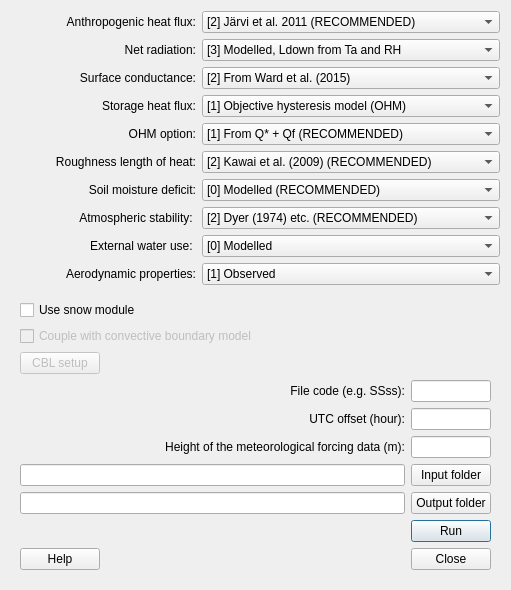
First picture: the form in SUEWS/suews_dialog_base.ui, repository UMEP-dev/UMEP, before the edit.
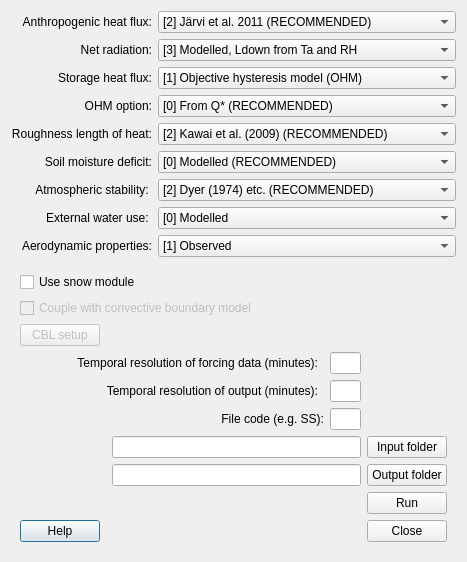
Second picture: the form after the edit.

Commit message: Version 0.2.11: Major changes to SUEWS-related plugins to prepare for new model version. Bug fixing

What changed in the file:
```diff
--- a/SUEWS/suews_dialog_base.ui
+++ b/SUEWS/suews_dialog_base.ui
@@ -6,8 +6,8 @@
    <rect>
     <x>0</x>
     <y>0</y>
-    <width>466</width>
-    <height>573</height>
+    <width>464</width>
+    <height>553</height>
    </rect>
   </property>
   <property name="windowTitle">
@@ -42,19 +42,6 @@
        </property>
       </widget>
      </item>
-     <item>
-      <widget class="QLabel" name="label_27">
-       <property name="text">
-        <string>Surface conductance:</string>
-       </property>
-       <property name="alignment">
-        <set>Qt::AlignRight|Qt::AlignTrailing|Qt::AlignVCenter</set>
-       </property>
-       <property name="buddy">
-        <cstring></cstring>
-       </property>
-      </widget>
-     </item>
      <item>
       <widget class="QLabel" name="label_28">
        <property name="text">
@@ -199,23 +186,6 @@
        </item>
       </widget>
      </item>
-     <item>
-      <widget class="QComboBox" name="comboBoxGs">
-       <property name="currentIndex">
-        <number>1</number>
-       </property>
-       <item>
-        <property name="text">
-         <string>[1] From Järvi et al. (2011)</string>
-        </property>
-       </item>
-       <item>
-        <property name="text">
-         <string>[2] From Ward et al. (2015)</string>
-        </property>
-       </item>
-      </widget>
-     </item>
      <item>
       <widget class="QComboBox" name="comboBoxQs">
        <property name="currentIndex">
@@ -246,16 +216,16 @@
      <item>
       <widget class="QComboBox" name="comboBoxOHM">
        <property name="currentIndex">
-        <number>1</number>
+        <number>0</number>
        </property>
        <item>
         <property name="text">
-         <string>[0] From Q*</string>
+         <string>[0] From Q* (RECOMMENDED)</string>
         </property>
        </item>
        <item>
         <property name="text">
-         <string>[1] From Q* + Qf (RECOMMENDED)</string>
+         <string>[1] From Q* + Qf</string>
         </property>
        </item>
       </widget>
@@ -381,7 +351,30 @@
       <enum>QFrame::Raised</enum>
      </property>
      <layout class="QGridLayout" name="gridLayout">
-      <item row="3" column="4">
+      <item row="4" column="4">
+       <widget class="QLineEdit" name="OutputRes">
+        <property name="maxLength">
+         <number>8</number>
+        </property>
+        <property name="alignment">
+         <set>Qt::AlignCenter</set>
+        </property>
+       </widget>
+      </item>
+      <item row="10" column="2">
+       <spacer name="horizontalSpacer">
+        <property name="orientation">
+         <enum>Qt::Horizontal</enum>
+        </property>
+        <property name="sizeHint" stdset="0">
+         <size>
+          <width>40</width>
+          <height>20</height>
+         </size>
+        </property>
+       </spacer>
+      </item>
+      <item row="7" column="4">
        <widget class="QLineEdit" name="FileCode">
         <property name="maxLength">
          <number>8</number>
@@ -391,10 +384,10 @@
         </property>
        </widget>
       </item>
-      <item row="3" column="1" colspan="3">
+      <item row="7" column="1" colspan="3">
        <widget class="QLabel" name="label_35">
         <property name="text">
-         <string>File code (e.g. SSss):</string>
+         <string>File code (e.g. SS):</string>
         </property>
         <property name="alignment">
          <set>Qt::AlignRight|Qt::AlignTrailing|Qt::AlignVCenter</set>
@@ -404,46 +397,13 @@
         </property>
        </widget>
       </item>
-      <item row="8" column="4">
-       <widget class="QPushButton" name="runButton">
-        <property name="enabled">
-         <bool>true</bool>
-        </property>
-        <property name="text">
-         <string>Run</string>
-        </property>
-       </widget>
-      </item>
-      <item row="9" column="0">
+      <item row="11" column="0">
        <widget class="QPushButton" name="helpButton">
         <property name="text">
          <string>Help</string>
         </property>
        </widget>
       </item>
-      <item row="5" column="0" colspan="4">
-       <widget class="QLabel" name="label_36">
-        <property name="text">
-         <string>Height of the meteorological forcing data (m):</string>
-        </property>
-        <property name="alignment">
-         <set>Qt::AlignRight|Qt::AlignTrailing|Qt::AlignVCenter</set>
-        </property>
-        <property name="buddy">
-         <cstring></cstring>
-        </property>
-       </widget>
-      </item>
-      <item row="5" column="4">
-       <widget class="QLineEdit" name="Height">
-        <property name="maxLength">
-         <number>8</number>
-        </property>
-        <property name="alignment">
-         <set>Qt::AlignCenter</set>
-        </property>
-       </widget>
-      </item>
       <item row="0" column="0" colspan="5">
        <widget class="QCheckBox" name="checkBoxSnow">
         <property name="text">
@@ -451,29 +411,6 @@
         </property>
        </widget>
       </item>
-      <item row="4" column="1" colspan="3">
-       <widget class="QLabel" name="label_24">
-        <property name="text">
-         <string>UTC offset (hour):</string>
-        </property>
-        <property name="alignment">
-         <set>Qt::AlignRight|Qt::AlignTrailing|Qt::AlignVCenter</set>
-        </property>
-        <property name="buddy">
-         <cstring></cstring>
-        </property>
-       </widget>
-      </item>
-      <item row="4" column="4">
-       <widget class="QLineEdit" name="UTC">
-        <property name="toolTip">
-         <string>&lt;html&gt;&lt;head/&gt;&lt;body&gt;&lt;p&gt;Time zone relative to UTC (Note: east is positive)&lt;/p&gt;&lt;/body&gt;&lt;/html&gt;</string>
-        </property>
-        <property name="alignment">
-         <set>Qt::AlignCenter</set>
-        </property>
-       </widget>
-      </item>
       <item row="1" column="0" colspan="3">
        <widget class="QCheckBox" name="checkBoxCBL">
         <property name="enabled">
@@ -484,56 +421,89 @@
         </property>
        </widget>
       </item>
-      <item row="9" column="4">
-       <widget class="QPushButton" name="closeButton">
+      <item row="2" column="0">
+       <widget class="QPushButton" name="pushButtonCBL">
         <property name="enabled">
-         <bool>true</bool>
+         <bool>false</bool>
         </property>
         <property name="text">
-         <string>Close</string>
+         <string>CBL setup</string>
         </property>
        </widget>
       </item>
-      <item row="6" column="4">
+      <item row="8" column="5">
        <widget class="QPushButton" name="pushButtonLoad">
         <property name="text">
          <string>Input folder</string>
         </property>
        </widget>
       </item>
-      <item row="7" column="4">
+      <item row="9" column="5">
        <widget class="QPushButton" name="pushButtonSave">
         <property name="text">
          <string>Output folder</string>
         </property>
        </widget>
       </item>
-      <item row="8" column="3">
-       <spacer name="horizontalSpacer">
-        <property name="orientation">
-         <enum>Qt::Horizontal</enum>
+      <item row="10" column="5">
+       <widget class="QPushButton" name="runButton">
+        <property name="enabled">
+         <bool>true</bool>
         </property>
-        <property name="sizeHint" stdset="0">
-         <size>
-          <width>40</width>
-          <height>20</height>
-         </size>
+        <property name="text">
+         <string>Run</string>
         </property>
-       </spacer>
+       </widget>
       </item>
-      <item row="6" column="0" colspan="4">
+      <item row="11" column="5">
+       <widget class="QPushButton" name="closeButton">
+        <property name="enabled">
+         <bool>true</bool>
+        </property>
+        <property name="text">
+         <string>Close</string>
+        </property>
+       </widget>
+      </item>
+      <item row="8" column="2" colspan="3">
        <widget class="QLineEdit" name="textInput"/>
       </item>
-      <item row="7" column="0" colspan="4">
+      <item row="9" column="2" colspan="3">
        <widget class="QLineEdit" name="textOutput"/>
       </item>
-      <item row="2" column="0">
-       <widget class="QPushButton" name="pushButtonCBL">
-        <property name="enabled">
-         <bool>false</bool>
+      <item row="3" column="4">
+       <widget class="QLineEdit" name="InputRes">
+        <property name="maxLength">
+         <number>8</number>
         </property>
+        <property name="alignment">
+         <set>Qt::AlignCenter</set>
+        </property>
+       </widget>
+      </item>
+      <item row="3" column="0" colspan="3">
+       <widget class="QLabel" name="label_38">
         <property name="text">
-         <string>CBL setup</string>
+         <string>Temporal resolution of forcing data (minutes):</string>
+        </property>
+        <property name="alignment">
+         <set>Qt::AlignRight|Qt::AlignTrailing|Qt::AlignVCenter</set>
+        </property>
+        <property name="buddy">
+         <cstring></cstring>
+        </property>
+       </widget>
+      </item>
+      <item row="4" column="1" colspan="2">
+       <widget class="QLabel" name="label_37">
+        <property name="text">
+         <string>Temporal resolution of output (minutes):</string>
+        </property>
+        <property name="alignment">
+         <set>Qt::AlignRight|Qt::AlignTrailing|Qt::AlignVCenter</set>
+        </property>
+        <property name="buddy">
+         <cstring></cstring>
         </property>
        </widget>
       </item>
```
The commit also changes 92 other files.
